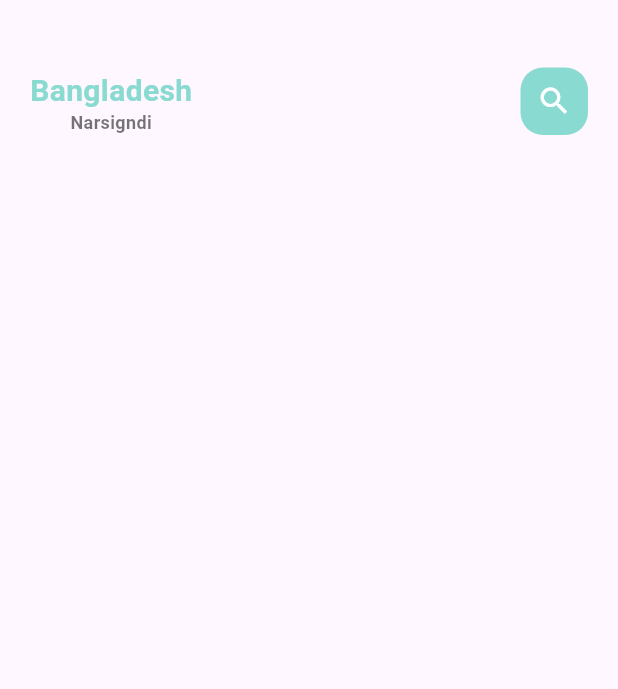
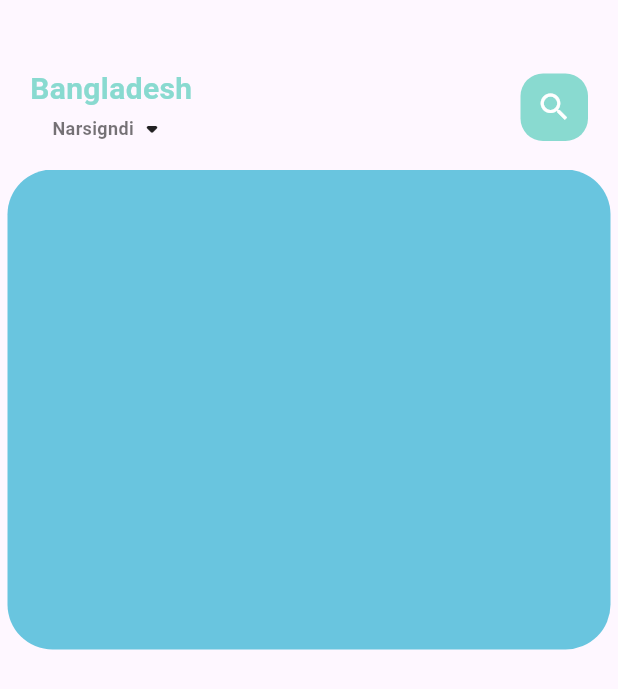
Before and after one commit to Lorena2387/app_e_comerce, a Flutter app: the screen it shows after launch, on a phone screen of 412 x 824 dp. Shown: the top 689 px of the screen. Run offline on Flutter 3.47's test engine with Material 2 defaults, Android fonts, the phone set to English and light mode, and no system bars.

Commit message:
implement the container with scroll

```diff
--- /dev/null
+++ b/lib/home/food_page_body.dart
@@ -0,0 +1,33 @@
+import 'package:flutter/material.dart';
+
+class FoodPageBody extends StatefulWidget {
+  const FoodPageBody({super.key});
+
+  @override
+  State<FoodPageBody> createState() => _FoodPageBodyState();
+}
+
+class _FoodPageBodyState extends State<FoodPageBody> {
+  @override
+  Widget build(BuildContext context) {
+    return Container(
+      height: 320,
+      child: PageView.builder(
+          itemCount: 5,
+          itemBuilder: (context, position) {
+            return _buildPageItem(position);
+          }),
+    );
+  }
+
+  Widget _buildPageItem(int index) {
+    return Container(
+      height: 220,
+      margin: EdgeInsets.only(left: 5, right: 5),
+      decoration: BoxDecoration(
+        borderRadius: BorderRadius.circular(30),
+        color: Color(0xFF69c5df),
+      ),
+    );
+  }
+}
--- a/lib/home/main_food_page.dart
+++ b/lib/home/main_food_page.dart
@@ -1,4 +1,5 @@
 import 'package:app_e_comerce/Utils/app_colors.dart';
+import 'package:app_e_comerce/home/food_page_body.dart';
 import 'package:app_e_comerce/widgets/big_text.dart';
 import 'package:app_e_comerce/widgets/small_text.dart';
 import 'package:flutter/material.dart';
@@ -29,9 +30,14 @@
                       text: "Bangladesh",
                       color: AppColors.mainColor,
                     ),
-                    SmallText(
-                      text: "Narsigndi",
-                      color: Colors.black54,
+                    Row(
+                      children: [
+                        SmallText(
+                          text: "Narsigndi",
+                          color: Colors.black54,
+                        ),
+                        Icon(Icons.arrow_drop_down_rounded)
+                      ],
                     )
                   ],
                 ),
@@ -53,6 +59,7 @@
             ),
           ),
         ),
+        FoodPageBody()
       ],
     ));
   }
```
